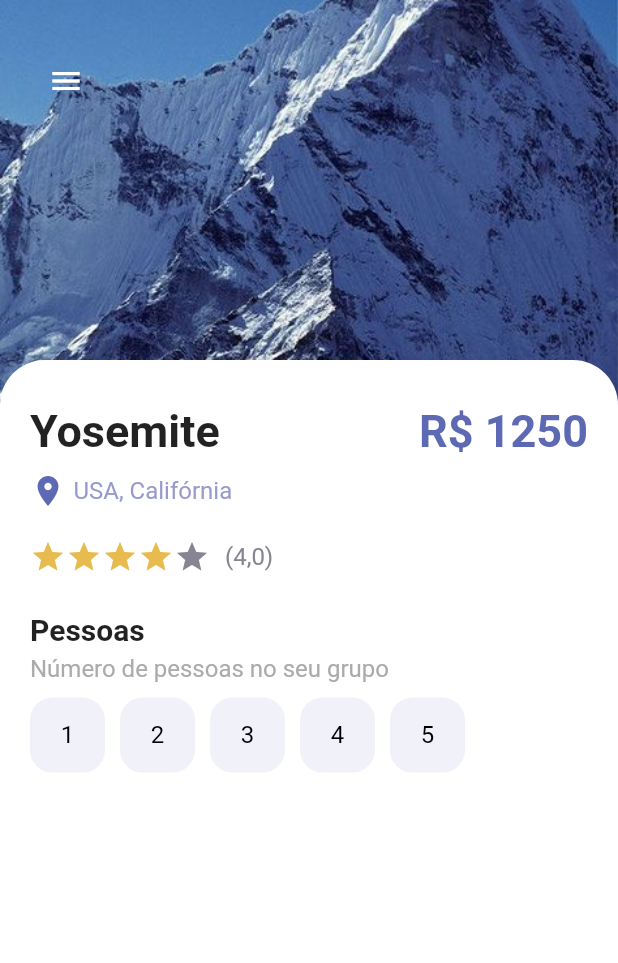
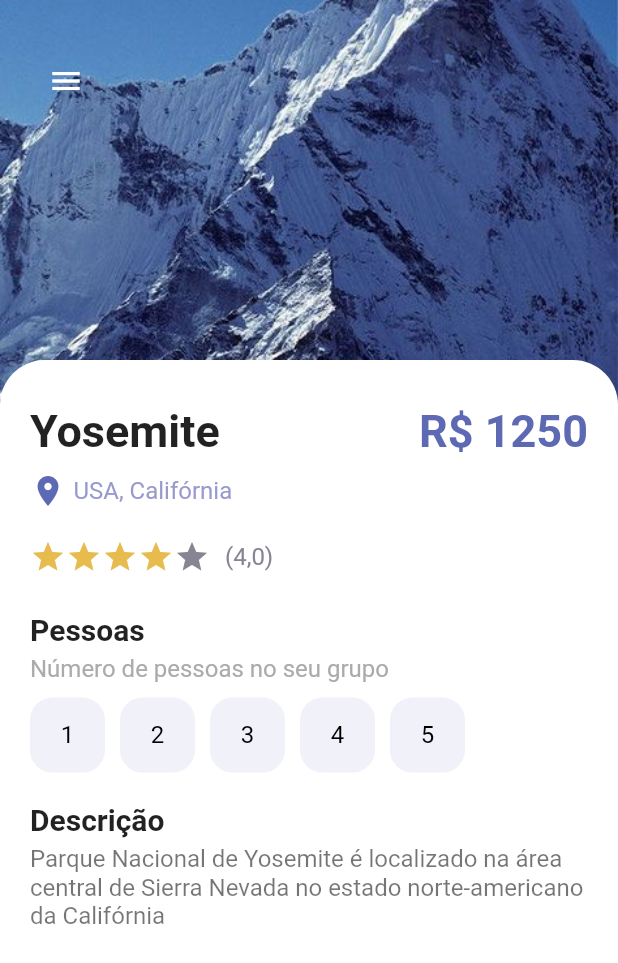
Before and after one commit to Asaelpp/Flutter, a Flutter app: the screen it shows after launch, on a phone screen of 412 x 824 dp. Shown: the top 963 px of the screen. Run offline on Flutter 3.47's test engine with Material 2 defaults, Android fonts, the phone set to English and light mode, and no system bars; missing offline and left inert: dart:ffi.

Commit message:
incremento na pagina de detalhe

```diff
--- a/flutter_cubit_app/lib/pages/detail_page.dart
+++ b/flutter_cubit_app/lib/pages/detail_page.dart
@@ -19,6 +19,7 @@ class DetailPage extends StatefulWidget {
 
 class _DetailPageState extends State<DetailPage> {
   int gottenStars = 4;
+  int selectedIndex = -1;
   @override
   Widget build(BuildContext context) {
     return Scaffold(
@@ -159,18 +160,45 @@ class _DetailPageState extends State<DetailPage> {
                     //Botões abaixo do sub
                     Wrap(
                       children: List.generate(5, (index) {
-                        return Container(
-                          margin: const EdgeInsets.only(right: 10),
-                          child: AppButtons(
-                            size: 50,
-                            color: Colors.black,
-                            backgroundColor: AppColors.buttonBackground,
-                            borderColor: AppColors.buttonBackground,
-                            text: (index + 1).toString(),
+                        return InkWell(
+                          onTap: () {
+                            setState(() {
+                              selectedIndex = index;
+                            });
+                          },
+                          child: Container(
+                            margin: const EdgeInsets.only(right: 10),
+                            child: AppButtons(
+                              size: 50,
+                              color: selectedIndex == index
+                                  ? Colors.white
+                                  : Colors.black,
+                              backgroundColor: selectedIndex == index
+                                  ? Colors.black
+                                  : AppColors.buttonBackground,
+                              borderColor: selectedIndex == index
+                                  ? Colors.black
+                                  : AppColors.buttonBackground,
+                              text: (index + 1).toString(),
+                            ),
                           ),
                         );
                       }),
                     ),
+                    SizedBox(
+                      height: 20,
+                    ),
+                    AppLargeText(
+                      text: "Descrição",
+                      color: Colors.black87,
+                      size: 20,
+                    ),
+                    SizedBox(
+                      height: 5,
+                    ),
+                    AppText(
+                        text:
+                            "Parque Nacional de Yosemite é localizado na área central de Sierra Nevada no estado norte-americano da Califórnia")
                   ],
                 ),
               ),
--- a/flutter_cubit_app/lib/widgets/app_butons.dart
+++ b/flutter_cubit_app/lib/widgets/app_butons.dart
@@ -43,7 +43,7 @@ class AppButtons extends StatelessWidget {
           ? Center(
               child: AppText(
                 text: text!,
-                color: Colors.black,
+                color: color,
               ),
             )
           : Center(child: Icon(icon)),
```
